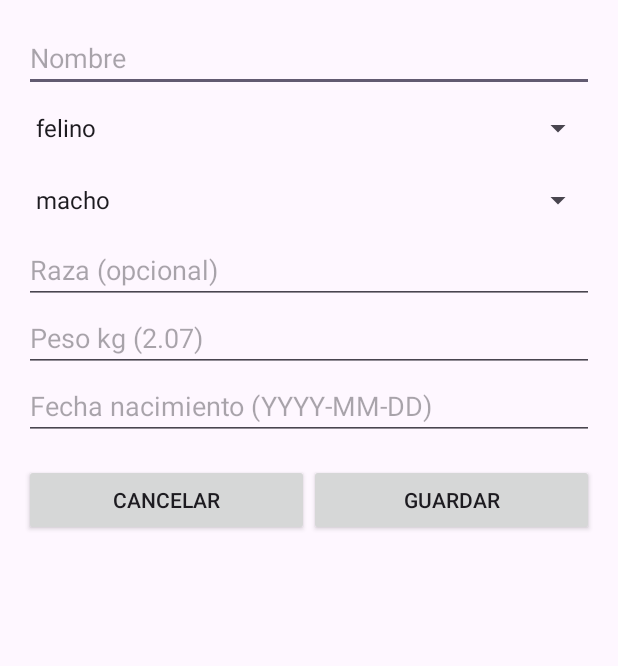
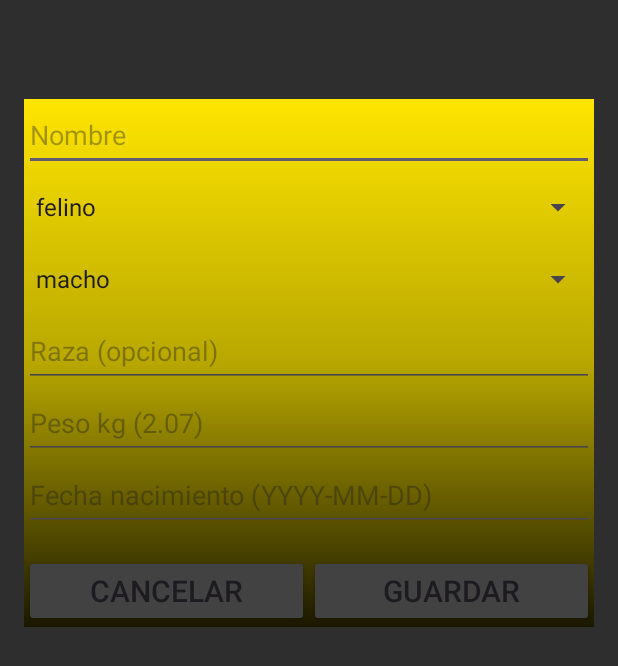
Before and after one commit to Petracker-Monolito-Modular/petcare-android, an Android app: the PetCreateActivity screen opened directly, with no data from a screen before it, on a phone screen of 412 x 824 dp. Shown: the top 666 px of the screen. Run offline under Robolectric (Android 15) with nearby library versions, the phone set to English and light mode, and no system bars.

Commit message:
creacion de menu de crear mascota
creacion y correccion de boton, coloreado y ajustado de editxt.

```diff
--- a/app/src/main/res/layout/activity_pet_create.xml
+++ b/app/src/main/res/layout/activity_pet_create.xml
@@ -2,70 +2,80 @@
 <ScrollView xmlns:android="http://schemas.android.com/apk/res/android"
     android:padding="16dp"
     android:layout_width="match_parent"
-    android:layout_height="match_parent">
+    android:layout_height="match_parent"
+    android:background="@color/Green">
 
     <LinearLayout
-        android:orientation="vertical"
-        android:layout_width="match_parent"
-        android:layout_height="wrap_content">
+
+        android:layout_width="380dp"
+        android:layout_height="match_parent"
+        android:layout_marginTop="50dp"
+        android:layout_marginBottom="235dp"
+        android:background="@drawable/dragiend_backgraund_darck"
+        android:orientation="vertical">
 
         <EditText
             android:id="@+id/etName"
-            android:hint="Nombre"
             android:layout_width="match_parent"
-            android:layout_height="wrap_content"/>
+            android:layout_height="48dp"
+            android:hint="Nombre" />
 
         <Spinner
             android:id="@+id/spSpecies"
             android:layout_width="match_parent"
-            android:layout_height="wrap_content"/>
+            android:layout_height="48dp" />
 
         <Spinner
             android:id="@+id/spSex"
             android:layout_width="match_parent"
-            android:layout_height="wrap_content"/>
+            android:layout_height="48dp" />
 
         <EditText
             android:id="@+id/etBreed"
-            android:hint="Raza (opcional)"
             android:layout_width="match_parent"
-            android:layout_height="wrap_content"/>
+            android:layout_height="48dp"
+            android:hint="Raza (opcional)" />
 
         <EditText
             android:id="@+id/etWeight"
+            android:layout_width="match_parent"
+            android:layout_height="48dp"
             android:hint="Peso kg (2.07)"
-            android:inputType="numberDecimal"
-            android:layout_width="match_parent"
-            android:layout_height="wrap_content"/>
+            android:inputType="numberDecimal" />
 
         <EditText
             android:id="@+id/etBirth"
+            android:layout_width="match_parent"
+            android:layout_height="48dp"
+            android:clickable="true"
+            android:focusable="false"
             android:hint="Fecha nacimiento (YYYY-MM-DD)"
-            android:focusable="false"
-            android:clickable="true"
-            android:layout_width="match_parent"
-            android:layout_height="wrap_content"/>
+             />
 
         <!-- Fila de botones: Cancelar / Guardar -->
         <LinearLayout
             android:layout_width="match_parent"
             android:layout_height="wrap_content"
-            android:orientation="horizontal"
-            android:layout_marginTop="16dp">
+            android:layout_marginTop="16dp"
+            android:orientation="horizontal">
 
             <Button
                 android:id="@+id/btnCancel"
                 android:layout_width="0dp"
-                android:layout_height="wrap_content"
+                android:layout_height="48dp"
                 android:layout_weight="1"
-                android:text="@string/cancel" />
+                android:backgroundTint="@color/cardview_dark_background"
+                android:text="@string/cancel"
+                android:textSize="20sp" />
 
             <Button
                 android:id="@+id/btnSave"
                 android:layout_width="0dp"
-                android:layout_height="wrap_content"
+                android:layout_height="48dp"
                 android:layout_weight="1"
-                android:text="@string/save" />
+                android:backgroundTint="@color/cardview_dark_background"
+                android:text="@string/save"
+                android:textSize="20sp" />
         </LinearLayout>
 
     </LinearLayout>
--- a/app/src/main/res/values/colors.xml
+++ b/app/src/main/res/values/colors.xml
@@ -4,4 +4,7 @@
     <color name="white">#FFFFFFFF</color>
     <color name="Yellow">#FFE500</color>
     <color name="Green">#2E2E2E</color>
+    <color name="underline_idle">#66FFFFFF</color>   <!-- sub-bar reposo -->
+    <color name="underline_focus">#FFCC00</color>   <!-- sub-bar foco (ej. amarillo/acento) -->
+    <color name="underline_error">#D32F2F</color>
 </resources>
```
